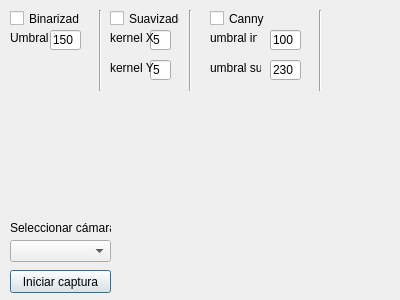
Above: defaultGUI.ui from tinchofiuba/deteccionGarrafas before the change. Below: the same form after it.
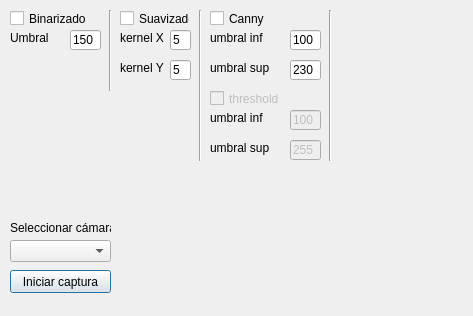
That is the form after the change.

```diff
--- a/defaultGUI.ui
+++ b/defaultGUI.ui
@@ -6,8 +6,8 @@
    <rect>
     <x>0</x>
     <y>0</y>
-    <width>400</width>
-    <height>300</height>
+    <width>473</width>
+    <height>316</height>
    </rect>
   </property>
   <property name="windowTitle">
@@ -29,7 +29,7 @@
   <widget class="QCheckBox" name="checkBoxSuavizado">
    <property name="geometry">
     <rect>
-     <x>110</x>
+     <x>120</x>
      <y>10</y>
      <width>70</width>
      <height>17</height>
@@ -42,7 +42,7 @@
   <widget class="Line" name="line">
    <property name="geometry">
     <rect>
-     <x>90</x>
+     <x>100</x>
      <y>10</y>
      <width>20</width>
      <height>81</height>
@@ -55,7 +55,7 @@
   <widget class="QLineEdit" name="LEsuavizadoX">
    <property name="geometry">
     <rect>
-     <x>150</x>
+     <x>170</x>
      <y>30</y>
      <width>21</width>
      <height>20</height>
@@ -68,7 +68,7 @@
   <widget class="QLineEdit" name="LEsuavizadoY">
    <property name="geometry">
     <rect>
-     <x>150</x>
+     <x>170</x>
      <y>60</y>
      <width>21</width>
      <height>20</height>
@@ -81,7 +81,7 @@
   <widget class="QLabel" name="label_2">
    <property name="geometry">
     <rect>
-     <x>110</x>
+     <x>120</x>
      <y>30</y>
      <width>47</width>
      <height>16</height>
@@ -94,7 +94,7 @@
   <widget class="QLabel" name="label_3">
    <property name="geometry">
     <rect>
-     <x>110</x>
+     <x>120</x>
      <y>60</y>
      <width>47</width>
      <height>16</height>
@@ -107,10 +107,10 @@
   <widget class="Line" name="line_3">
    <property name="geometry">
     <rect>
-     <x>180</x>
+     <x>190</x>
      <y>10</y>
      <width>20</width>
-     <height>81</height>
+     <height>151</height>
     </rect>
    </property>
    <property name="orientation">
@@ -135,7 +135,7 @@
     <rect>
      <x>210</x>
      <y>30</y>
-     <width>47</width>
+     <width>71</width>
      <height>16</height>
     </rect>
    </property>
@@ -148,7 +148,7 @@
     <rect>
      <x>210</x>
      <y>60</y>
-     <width>51</width>
+     <width>101</width>
      <height>16</height>
     </rect>
    </property>
@@ -159,7 +159,7 @@
   <widget class="QLineEdit" name="LEumbralInf">
    <property name="geometry">
     <rect>
-     <x>270</x>
+     <x>290</x>
      <y>30</y>
      <width>31</width>
      <height>20</height>
@@ -172,7 +172,7 @@
   <widget class="QLineEdit" name="LEumbralSup">
    <property name="geometry">
     <rect>
-     <x>270</x>
+     <x>290</x>
      <y>60</y>
      <width>31</width>
      <height>20</height>
@@ -185,10 +185,10 @@
   <widget class="Line" name="line_4">
    <property name="geometry">
     <rect>
-     <x>310</x>
+     <x>320</x>
      <y>10</y>
      <width>20</width>
-     <height>81</height>
+     <height>151</height>
     </rect>
    </property>
    <property name="orientation">
@@ -200,7 +200,7 @@
     <rect>
      <x>10</x>
      <y>10</y>
-     <width>70</width>
+     <width>101</width>
      <height>17</height>
     </rect>
    </property>
@@ -213,7 +213,7 @@
     <rect>
      <x>10</x>
      <y>30</y>
-     <width>47</width>
+     <width>51</width>
      <height>16</height>
     </rect>
    </property>
@@ -224,7 +224,7 @@
   <widget class="QLineEdit" name="LEumbralBin">
    <property name="geometry">
     <rect>
-     <x>50</x>
+     <x>70</x>
      <y>30</y>
      <width>31</width>
      <height>20</height>
@@ -257,6 +257,80 @@
     <string>Seleccionar cámara</string>
    </property>
   </widget>
+  <widget class="QLineEdit" name="LEumbralSupThr">
+   <property name="enabled">
+    <bool>false</bool>
+   </property>
+   <property name="geometry">
+    <rect>
+     <x>290</x>
+     <y>140</y>
+     <width>31</width>
+     <height>20</height>
+    </rect>
+   </property>
+   <property name="text">
+    <string>255</string>
+   </property>
+  </widget>
+  <widget class="QLineEdit" name="LEumbralInfThr">
+   <property name="enabled">
+    <bool>false</bool>
+   </property>
+   <property name="geometry">
+    <rect>
+     <x>290</x>
+     <y>110</y>
+     <width>31</width>
+     <height>20</height>
+    </rect>
+   </property>
+   <property name="text">
+    <string>100</string>
+   </property>
+  </widget>
+  <widget class="QLabel" name="label_7">
+   <property name="geometry">
+    <rect>
+     <x>210</x>
+     <y>140</y>
+     <width>81</width>
+     <height>16</height>
+    </rect>
+   </property>
+   <property name="text">
+    <string>umbral sup</string>
+   </property>
+  </widget>
+  <widget class="QCheckBox" name="checkBoxCannyThr">
+   <property name="enabled">
+    <bool>false</bool>
+   </property>
+   <property name="geometry">
+    <rect>
+     <x>210</x>
+     <y>90</y>
+     <width>91</width>
+     <height>17</height>
+    </rect>
+   </property>
+   <property name="text">
+    <string>threshold</string>
+   </property>
+  </widget>
+  <widget class="QLabel" name="label_8">
+   <property name="geometry">
+    <rect>
+     <x>210</x>
+     <y>110</y>
+     <width>81</width>
+     <height>16</height>
+    </rect>
+   </property>
+   <property name="text">
+    <string>umbral inf</string>
+   </property>
+  </widget>
  </widget>
  <resources/>
  <connections/>
```
